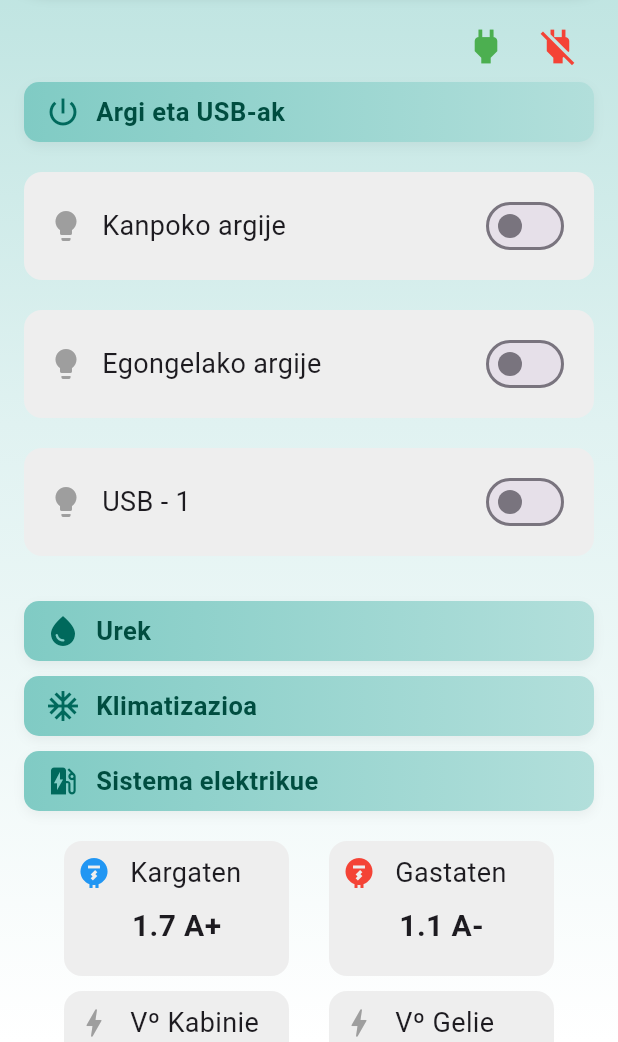
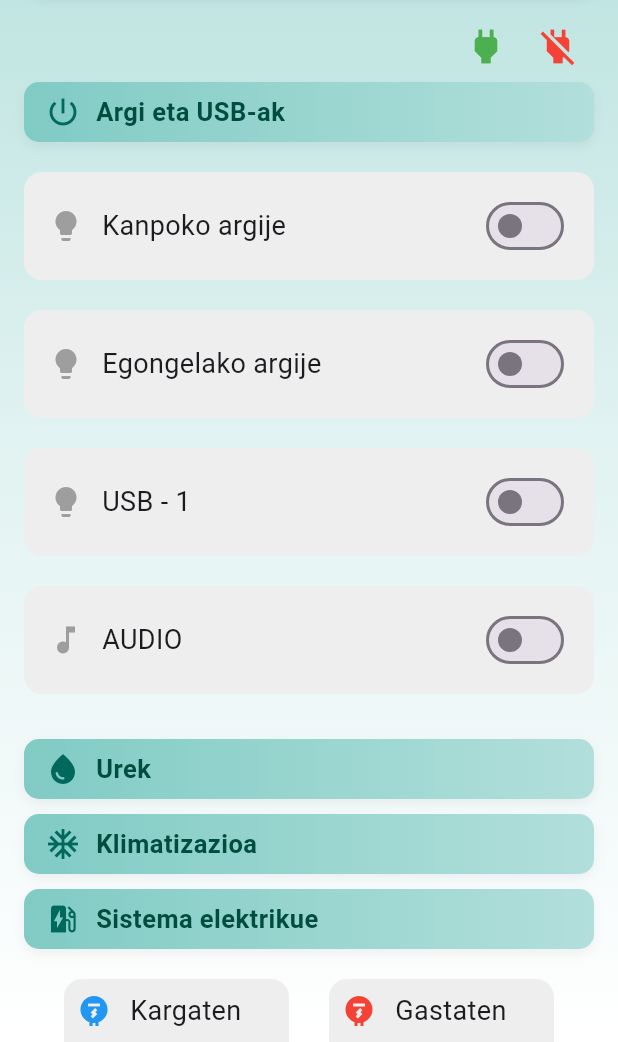
Before and after one commit to perikobermio/iratxo, a Flutter app: the Home screen opened directly, after a tap on "Argi eta USB-ak", on a phone screen of 412 x 824 dp, the part 194-1236 px from its top. Run offline on Flutter 3.47's test engine with Material 3 defaults, Android fonts, the phone set to English and light mode, and no system bars; our stand-ins replace flutter_blue_plus.

Commit message:
relie ondo

```diff
--- a/lib/data.dart
+++ b/lib/data.dart
@@ -11,6 +11,7 @@ class Data {
     'in_light_state':       ValueNotifier<bool>(false),
     'in_light':             ValueNotifier<List<int>>(<int>[12, 12, 12, 255]),
     'usb_1':                ValueNotifier<bool>(false),
+    'audio':                ValueNotifier<bool>(false),
     'hot_state':            ValueNotifier<bool>(false),
     'hot_temp':             ValueNotifier<double>(15.0),
     'water_state':          ValueNotifier<int>(0),
@@ -27,12 +28,13 @@ class Data {
 
   void sync(Map<String, dynamic> response) {
 
-    if (response.containsKey('OUT_LIGHT'))              v['out_light'].value              = response['OUT_LIGHT'] == 1 ? false : true;
+    if (response.containsKey('OUT_LIGHT'))              v['out_light'].value              = response['OUT_LIGHT'] == 1 ? true : false;
     if (response.containsKey('IN_LIGHT_STATE'))         v['in_light_state'].value         = response['OUT_LIGHT_STATE'] == 1 ? false : true;
     if (response.containsKey('IN_LIGHT'))               v['in_light'].value               = response['OUT_LIGHT'] is List<int> ? response['IN_LIGHT'] : <int>[12, 12, 12];
     if (response.containsKey('HOT_STATE'))              v['hot_state'].value              = response['HOT_STATE'] == 1 ? true : false;
     if (response.containsKey('WATER_BOMB_STATE'))       v['water_bomb_state'].value       = response['WATER_BOMB_STATE'] == 1 ? true : false;
     if (response.containsKey('USB_1'))                  v['usb_1'].value                  = response['USB_1'] == 1 ? true : false;
+    if (response.containsKey('AUDIO'))                  v['audio'].value                  = response['AUDIO'] == 1 ? true : false;
     if (response.containsKey('HOT_TEMP'))               v['hot_temp'].value               = response['HOT_TEMP'].toDouble();
     if (response.containsKey('WATER_STATE'))            v['water_state'].value            = response['WATER_STATE'];
     if (response.containsKey('WATER_CLEAN'))            v['water_clean'].value            = response['WATER_CLEAN'].toDouble();
--- a/lib/home.dart
+++ b/lib/home.dart
@@ -136,7 +136,7 @@ class _HomeState extends State<Home> {
                           title: 'Kanpoko argije',
                           state: data.v['out_light'],
                           onChanged: (v) async {
-                            await ble.command(v ? 'OUT_LIGHT_ON' : 'OUT_LIGHT_OFF');
+                            await ble.command(v ? 'OUT_LIGHT_OFF' : 'OUT_LIGHT_ON');
                             data.v['out_light'].value = v;
                           },
                         ),
@@ -153,6 +153,15 @@ class _HomeState extends State<Home> {
                           state: data.v['usb_1'],
                           onChanged: (v) async {
                             data.v['usb_1'].value = v;
+                          },
+                        ),
+                        const SizedBox(height: 20),
+                        SwitchWidget(
+                          title: 'AUDIO',
+                          state: data.v['audio'],
+                          icon: Icons.music_note,
+                          onChanged: (v) async {
+                            data.v['audio'].value = v;
                           },
                         ),
                         const SizedBox(height: 20),
--- a/lib/mini_actions.dart
+++ b/lib/mini_actions.dart
@@ -24,6 +24,7 @@ class _MiniActionsState extends State<MiniActions> {
           onPressed: () async {
             data.v['usb_1'].value             = true;
             data.v['water_bomb_state'].value  = true;
+            data.v['audio'].value             = true;
 
             helper.snack('Dana biztute', 'success');
           },
@@ -40,6 +41,7 @@ class _MiniActionsState extends State<MiniActions> {
             data.v['water_bomb_state'].value  = false;
             data.v['water_state'].value       = 0;
             data.v['hot_state'].value         = false;
+            data.v['audio'].value             = false;
 
             helper.snack('Dana amatata', 'success');
           },
```
